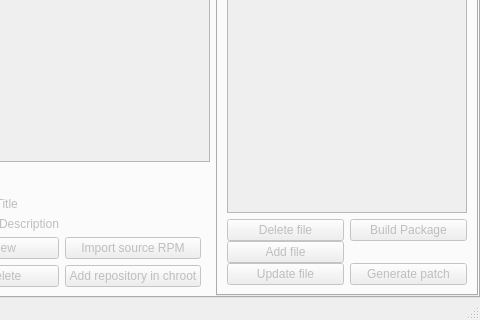
Before: the Qt Designer form src/ObsLightGui/ui/obsLightMain.ui in ronan22/obs-light, drawn with Qt 5; both pictures show x 342 to 822 and y 290 to 610 of the 822 by 610 pixel window.
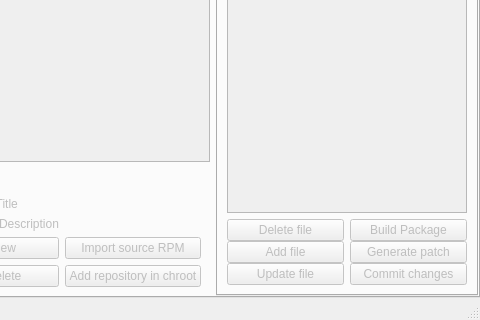
After: the same form once the commit is applied. The open tabs and pages were chosen to show the change.

The edit to the form file:
```diff
--- a/src/ObsLightGui/ui/obsLightMain.ui
+++ b/src/ObsLightGui/ui/obsLightMain.ui
@@ -361,13 +361,6 @@
                     </property>
                    </widget>
                   </item>
-                  <item row="8" column="2">
-                   <widget class="QPushButton" name="generatePatchButton">
-                    <property name="text">
-                     <string>Generate patch</string>
-                    </property>
-                   </widget>
-                  </item>
                   <item row="7" column="1">
                    <widget class="QPushButton" name="addFileButton">
                     <property name="enabled">
@@ -378,6 +371,20 @@
                     </property>
                    </widget>
                   </item>
+                  <item row="7" column="2">
+                   <widget class="QPushButton" name="generatePatchButton">
+                    <property name="text">
+                     <string>Generate patch</string>
+                    </property>
+                   </widget>
+                  </item>
+                  <item row="8" column="2">
+                   <widget class="QPushButton" name="addAndCommitButton">
+                    <property name="text">
+                     <string>Commit changes</string>
+                    </property>
+                   </widget>
+                  </item>
                  </layout>
                 </widget>
                </item>
```
Left out of the diff: 2 changed lines with no effect on the pictures.
